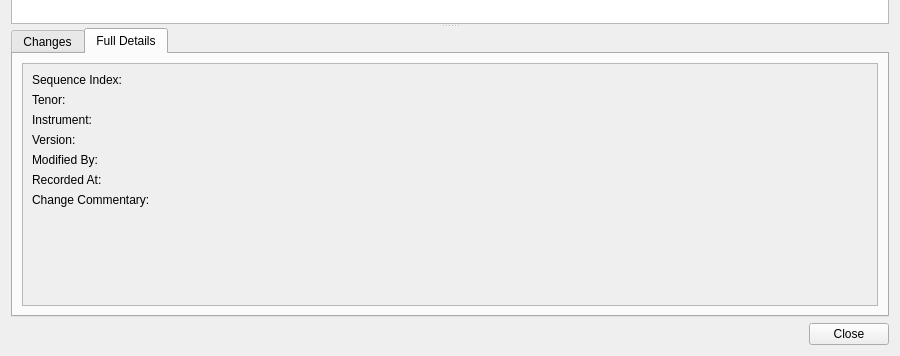
First picture: the form in projects/ores.qt/synthetic/ui/IrCurveTemplateEntryHistoryDialog.ui, repository OreStudio/OreStudio, before the edit; both pictures show x 0 to 900 and y 244 to 600 of the 900 by 600 pixel window.
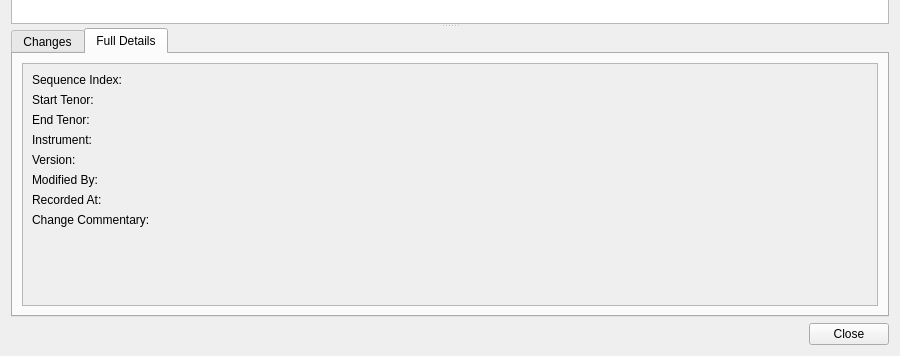
Second picture: the form after the edit. The open tabs and pages were chosen to show the change.

Commit message: [synthetic,qt] Model ir_curve_template_entry as a genuine [start, end) tenor period

```diff
--- a/projects/ores.qt/synthetic/ui/IrCurveTemplateEntryHistoryDialog.ui
+++ b/projects/ores.qt/synthetic/ui/IrCurveTemplateEntryHistoryDialog.ui
@@ -166,7 +166,7 @@
                <item row="1" column="0">
                 <widget class="QLabel" name="tenor_codeLabel">
                  <property name="text">
-                  <string>Tenor:</string>
+                  <string>Start Tenor:</string>
                  </property>
                 </widget>
                </item>
@@ -178,69 +178,83 @@
                 </widget>
                </item>
                <item row="2" column="0">
+                <widget class="QLabel" name="end_tenor_codeLabel">
+                 <property name="text">
+                  <string>End Tenor:</string>
+                 </property>
+                </widget>
+               </item>
+               <item row="2" column="1">
+                <widget class="QLabel" name="endTenorCodeValue">
+                 <property name="text">
+                  <string/>
+                 </property>
+                </widget>
+               </item>
+               <item row="3" column="0">
                 <widget class="QLabel" name="instrument_codeLabel">
                  <property name="text">
                   <string>Instrument:</string>
                  </property>
                 </widget>
                </item>
-               <item row="2" column="1">
+               <item row="3" column="1">
                 <widget class="QLabel" name="instrumentCodeValue">
                  <property name="text">
                   <string/>
                  </property>
                 </widget>
                </item>
-               <item row="3" column="0">
+               <item row="4" column="0">
                 <widget class="QLabel" name="versionNumberLabel">
                  <property name="text">
                   <string>Version:</string>
                  </property>
                 </widget>
                </item>
-               <item row="3" column="1">
+               <item row="4" column="1">
                 <widget class="QLabel" name="versionNumberValue">
                  <property name="text">
                   <string/>
                  </property>
                 </widget>
                </item>
-               <item row="4" column="0">
+               <item row="5" column="0">
                 <widget class="QLabel" name="modifiedByLabel">
                  <property name="text">
                   <string>Modified By:</string>
                  </property>
                 </widget>
                </item>
-               <item row="4" column="1">
+               <item row="5" column="1">
                 <widget class="QLabel" name="modifiedByValue">
                  <property name="text">
                   <string/>
                  </property>
                 </widget>
                </item>
-               <item row="5" column="0">
+               <item row="6" column="0">
                 <widget class="QLabel" name="recordedAtLabel">
                  <property name="text">
                   <string>Recorded At:</string>
                  </property>
                 </widget>
                </item>
-               <item row="5" column="1">
+               <item row="6" column="1">
                 <widget class="QLabel" name="recordedAtValue">
                  <property name="text">
                   <string/>
                  </property>
                 </widget>
                </item>
-               <item row="6" column="0">
+               <item row="7" column="0">
                 <widget class="QLabel" name="changeCommentaryLabel">
                  <property name="text">
                   <string>Change Commentary:</string>
                  </property>
                 </widget>
                </item>
-               <item row="6" column="1">
+               <item row="7" column="1">
                 <widget class="QLabel" name="changeCommentaryValue">
                  <property name="text">
                   <string/>
```
Left out of the diff: 4 changed lines with no effect on the pictures. The commit also changes 16 other files.
